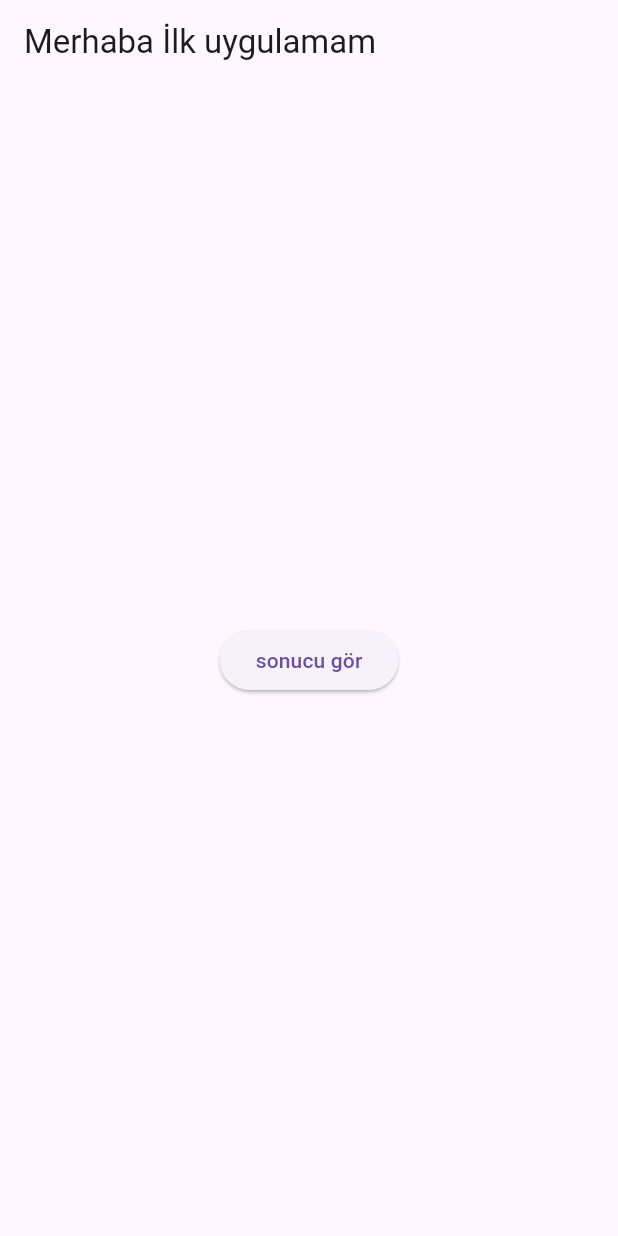
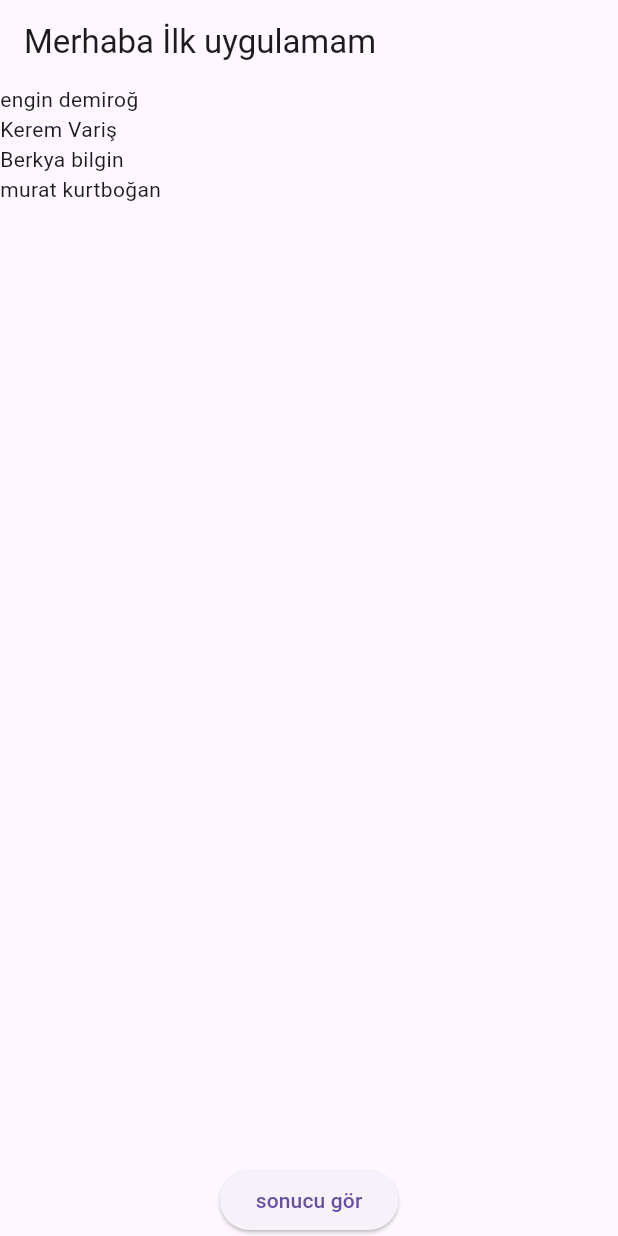
Before and after one commit to emrahyasinisik/odev, a Flutter app: the screen it shows after launch, on a phone screen of 412 x 824 dp. Run offline on Flutter 3.47's test engine with Material 3 defaults, Android fonts, the phone set to English and light mode, and no system bars.

Commit message:
05/03/2024

```diff
--- a/odev/lib/main.dart
+++ b/odev/lib/main.dart
@@ -1,4 +1,5 @@
 import 'package:flutter/material.dart';
+import 'package:flutter/widgets.dart';
 
 void main() {
   runApp(MaterialApp(home: Myapp()));
@@ -8,9 +9,18 @@ class Myapp extends StatelessWidget {
   String mesaj = 'Merhaba İlk uygulamam';
   @override
   Widget build(BuildContext context) {
+    var ogrenciler = ["engin demiroğ", 'Kerem Variş', "Berkya bilgin", "murat kurtboğan"];
     return Scaffold(
       appBar: AppBar(title: Text(mesaj)),
-      body: Center(
+      body: Column(
+        children: [
+          Expanded(
+              child: ListView.builder(
+                  itemCount: ogrenciler.length,
+                  itemBuilder: (BuildContext context, int index) {
+                    return Text(ogrenciler[index]);
+                  })),
+          Center(
             child: ElevatedButton(
               onPressed: () {
                 int puan = 55;
@@ -32,6 +42,8 @@ class Myapp extends StatelessWidget {
               child: Text('sonucu gör'),
             ),
           ),
+        ],
+      ),
     );
   }
 }
```
Also changed, not shown: odev1/map.dart (added, +22 -0 lines). Lines whose indentation alone changed are shown as unchanged.
